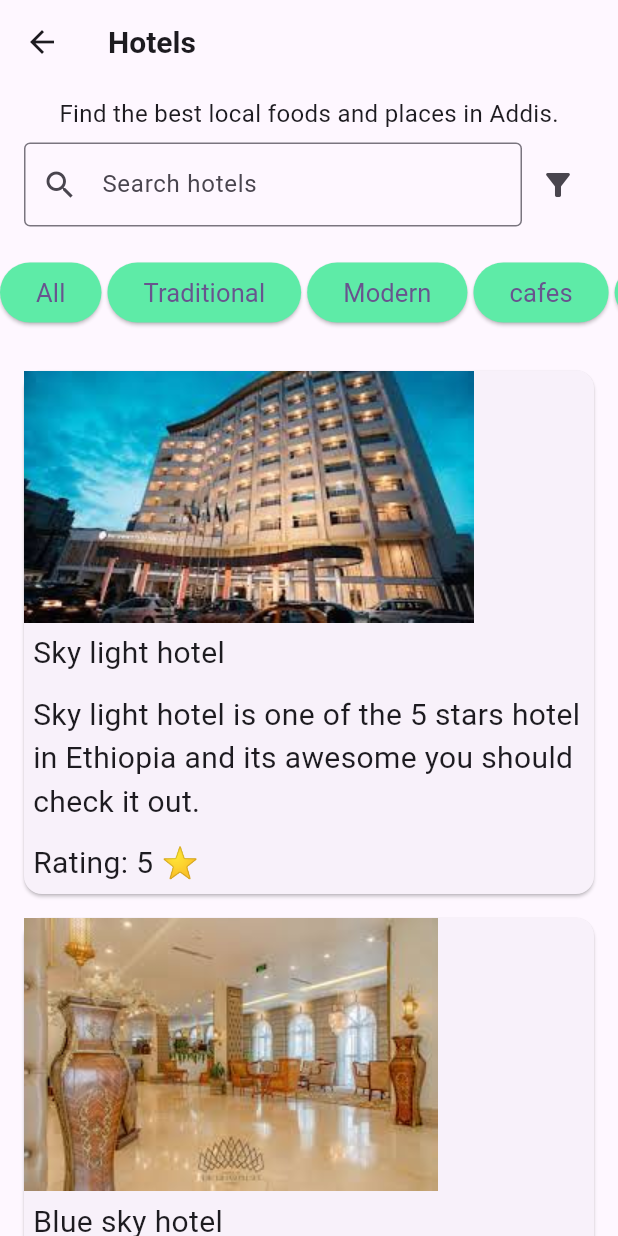
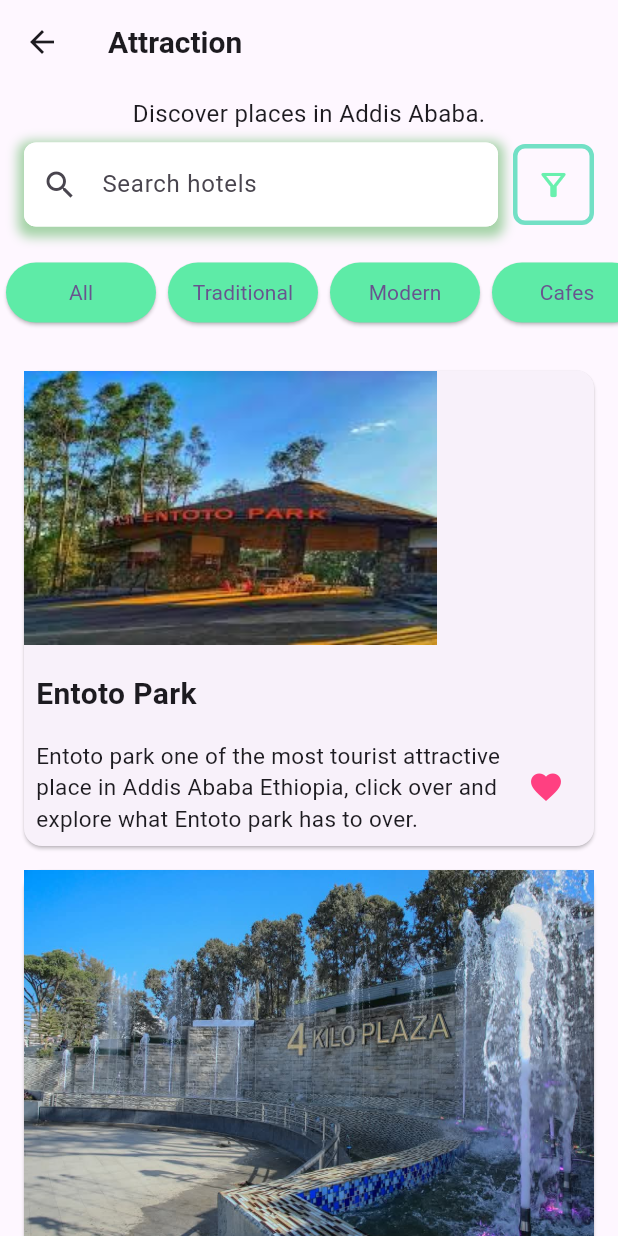
Before and after one commit to Visit-Addis/Visit_Addis_frontend_app, a Flutter app: the screen it shows after launch, on a phone screen of 412 x 824 dp. Run offline on Flutter 3.47's test engine with Material 3 defaults, Android fonts, the light colour scheme and no system bars.

Commit message:
attraction page kinda done

```diff
--- /dev/null
+++ b/visit_addis_frontend_app/lib/features/attraction/presentation/attraction_detail.dart
@@ -0,0 +1,15 @@
+import 'package:flutter/material.dart';
+
+class AttractionDetail extends StatefulWidget {
+  const AttractionDetail({super.key});
+
+  @override
+  State<AttractionDetail> createState() => _AttractionDetailState();
+}
+
+class _AttractionDetailState extends State<AttractionDetail> {
+  @override
+  Widget build(BuildContext context) {
+    return Container();
+  }
+}
--- /dev/null
+++ b/visit_addis_frontend_app/lib/features/attraction/presentation/attraction_list.dart
@@ -0,0 +1,235 @@
+import 'package:flutter/material.dart';
+
+class AttractionList extends StatefulWidget {
+  const AttractionList({super.key});
+
+  @override
+  State<AttractionList> createState() => _AttractionListState();
+}
+
+class _AttractionListState extends State<AttractionList> {
+  bool isFavorite = false;
+  List<dynamic> attractions = [
+    {
+      "image": 'images/entoto.jpg',
+      "description":
+          "Entoto park one of the most tourist attractive place in Addis Ababa Ethiopia, click over and explore what Entoto park has to over.",
+      "name": "Entoto Park",
+      "rating": 5,
+    },
+    {
+      "image": 'images/artkillo.jpg',
+      "description":
+          "4 killo  is a good place to referesh and see historical records from different era in Ethiopia's ancient history",
+      "name": "4 Killo Lion compound",
+      "rating": 4.1,
+    },
+
+    {
+      "image": 'images/andinet.jpg',
+      "description":
+          "Andinet park is one of Ethiopian popular park that attarcted many tourists and have been rated 4.9 out of 5.",
+      "name": "Unity Park/ Andinet park",
+      "rating": 4.9,
+    },
+
+    {
+      "image": 'images/waterpark.jpg',
+      "description":
+          "The beautiful water park found at the heart of piasa in Addis Ababa",
+      "name": "water park",
+      "rating": 4,
+    },
+
+    {
+      "image": 'images/hotel5.jpg',
+      "name": "Blue sky hotel",
+      "description":
+          "Blue sky hotel is one of the 5 stars hotel in Ethiopia and its awesome you should check it out.",
+      "rating": 3,
+    },
+  ];
+
+  @override
+  Widget build(BuildContext context) {
+    return Scaffold(
+      appBar: AppBar(
+        title: Text(
+          "Attraction",
+          style: TextStyle(fontSize: 20, fontWeight: FontWeight.bold),
+        ),
+      ),
+
+      body: SingleChildScrollView(
+        child: Column(
+          children: [
+            Padding(
+              padding: const EdgeInsets.all(8.0),
+              child: Text(
+                "Discover places in Addis Ababa.",
+                style: TextStyle(fontSize: 16),
+              ),
+            ),
+
+            Padding(
+              padding: const EdgeInsets.symmetric(horizontal: 16.0),
+              child: Row(
+                children: [
+                  Expanded(
+                    child: Container(
+                      decoration: BoxDecoration(
+                        color: Colors.white,
+                        borderRadius: BorderRadius.circular(8),
+                        boxShadow: [
+                          BoxShadow(
+                            color: Colors.green.withOpacity(0.5),
+                            spreadRadius: 4,
+                            blurRadius: 6,
+                            offset: Offset(0, 3),
+                          ),
+                        ],
+                      ),
+                      child: TextFormField(
+                        decoration: InputDecoration(
+                          labelText: "Search hotels",
+                          border: OutlineInputBorder(
+                            borderRadius: BorderRadius.circular(8),
+                            borderSide: BorderSide.none,
+                          ),
+                          prefixIcon: Icon(Icons.search),
+                          filled: true,
+                          fillColor: Colors.white,
+                        ),
+                      ),
+                    ),
+                  ),
+
+                  const SizedBox(width: 10),
+                  Container(
+                    decoration: BoxDecoration(
+                      border: Border.all(
+                        color: const Color.fromARGB(255, 114, 224, 197),
+                        width: 3,
+                      ),
+                      borderRadius: BorderRadius.circular(8),
+                    ),
+                    child: IconButton(
+                      icon: Icon(
+                        Icons.filter_alt_outlined,
+                        color: Colors.greenAccent,
+                      ),
+                      onPressed: () {
+                        print('Filter button pressed');
+                      },
+                    ),
+                  ),
+                ],
+              ),
+            ),
+
+            const SizedBox(height: 20),
+            SingleChildScrollView(
+              scrollDirection: Axis.horizontal,
+              child: Row(
+                children: [
+                  _buildFilterButton('All'),
+                  _buildFilterButton('Traditional'),
+                  _buildFilterButton('Modern'),
+                  _buildFilterButton('Cafes'),
+                  _buildFilterButton('International'),
+                ],
+              ),
+            ),
+
+            const SizedBox(height: 20),
+
+            ListView.builder(
+              shrinkWrap: true,
+              physics: NeverScrollableScrollPhysics(),
+              itemCount: attractions.length,
+              itemBuilder: (context, index) {
+                final attract = attractions[index];
+                return Card(
+                  margin: const EdgeInsets.symmetric(
+                    vertical: 8.0,
+                    horizontal: 16.0,
+                  ),
+                  child: Column(
+                    crossAxisAlignment: CrossAxisAlignment.start,
+                    children: [
+                      Image.asset(attract['image']),
+                      const SizedBox(height: 10),
+                      Padding(
+                        padding: const EdgeInsets.all(8.0),
+                        child: Text(
+                          attract['name'],
+                          style: TextStyle(
+                            fontSize: 20,
+                            fontWeight: FontWeight.bold,
+                          ),
+                        ),
+                      ),
+
+                      Padding(
+                        padding: const EdgeInsets.all(8.0),
+                        child: Row(
+                          mainAxisAlignment: MainAxisAlignment.spaceBetween,
+                          children: [
+                            Expanded(
+                              // This makes the text take available space
+                              child: Text(
+                                attract['description'],
+                                style: const TextStyle(
+                                  fontSize: 15,
+                                  fontWeight: FontWeight.normal,
+                                ),
+                                maxLines: 4,
+                                overflow: TextOverflow.ellipsis,
+                              ),
+                            ),
+
+                            IconButton(
+                              onPressed: () {
+                                setState(() {
+                                  isFavorite = !isFavorite;
+                                });
+                              },
+                              icon: Icon(
+                                isFavorite
+                                    ? Icons.favorite_border_outlined
+                                    : Icons.favorite,
+                                color: Colors.pinkAccent,
+                              ),
+                            ),
+                          ],
+                        ),
+                      ),
+                    ],
+                  ),
+                );
+              },
+            ),
+          ],
+        ),
+      ),
+    );
+  }
+
+  Widget _buildFilterButton(String text) {
+    return Container(
+      margin: const EdgeInsets.symmetric(horizontal: 4),
+      child: ElevatedButton(
+        style: ElevatedButton.styleFrom(
+          backgroundColor: const Color.fromARGB(255, 94, 235, 167),
+          minimumSize: const Size(100, 40),
+          padding: const EdgeInsets.symmetric(horizontal: 12),
+        ),
+        onPressed: () {},
+        child: Text(
+          text,
+          style: const TextStyle(fontSize: 14, fontWeight: FontWeight.normal),
+        ),
+      ),
+    );
+  }
+}
--- a/visit_addis_frontend_app/lib/features/hotels/presentation/pages/hotel_list.dart
+++ b/visit_addis_frontend_app/lib/features/hotels/presentation/pages/hotel_list.dart
@@ -100,6 +100,8 @@ class _HotelListState extends State<HotelList> {
                   ],
                 ),
               ),
+
+
               const SizedBox(height: 20),
               SingleChildScrollView(
                 scrollDirection: Axis.horizontal,
@@ -188,7 +190,7 @@ class _HotelListState extends State<HotelList> {
                         ), // Adjust padding
                         minimumSize: MaterialStateProperty.all(
                           Size(80, 30),
-                        ), // Set minimum width and height
+                        ),
                       ),
                       onPressed: () {},
                       child: Text(
@@ -202,6 +204,8 @@ class _HotelListState extends State<HotelList> {
                   ],
                 ),
               ),
+
+
               const SizedBox(height: 20),
               ListView.builder(
                 shrinkWrap: true,
--- a/visit_addis_frontend_app/lib/main.dart
+++ b/visit_addis_frontend_app/lib/main.dart
@@ -1,4 +1,6 @@
 import 'package:flutter/material.dart';
+import 'package:visit_addis_frontend_app/features/attraction/presentation/attraction_detail.dart';
+import 'package:visit_addis_frontend_app/features/attraction/presentation/attraction_list.dart';
 import 'package:visit_addis_frontend_app/features/hotels/presentation/pages/hotel_detail.dart';
 import 'package:visit_addis_frontend_app/features/hotels/presentation/pages/hotel_list.dart';
 
@@ -17,10 +19,12 @@
         colorScheme: ColorScheme.fromSeed(seedColor: Colors.deepPurple),
         useMaterial3: true,
       ),
-      initialRoute: '/hotels',
+      initialRoute: '/attractions',
       routes: {
         '/hotels': (context) => const HotelList(),
         '/hotels/detail': (context) => const HotelDetail(),
+        '/attractions': (context) => const AttractionList(),
+        'attractions/detail': (context) => const AttractionDetail(),
       },
       debugShowCheckedModeBanner: false,
       onGenerateRoute: (settings) {
```
Also changed, not shown: visit_addis_frontend_app/images/andinet.jpg (added), visit_addis_frontend_app/images/artkillo.jpg (added), visit_addis_frontend_app/images/entoto.jpg (added), visit_addis_frontend_app/images/waterpark.jpg (added).
